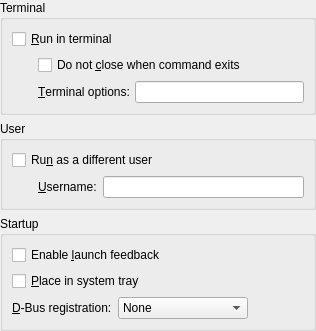
Above: src/widgets/kpropertiesdesktopadvbase.ui from KDE/kio before the change. Below: the same form after it.
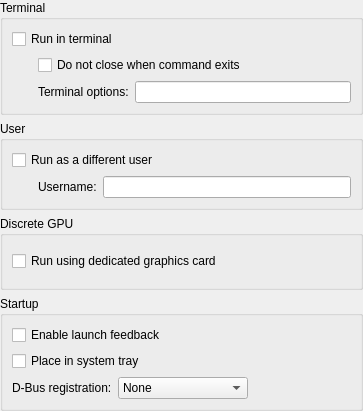
That is the form after the change. Custom widgets are drawn as their Qt base class.

Commit message:
Add option to run an app on a discrete graphics card to KPropertiesDialog
REVIEW:129395

Patch:
```diff
--- a/src/widgets/kpropertiesdesktopadvbase.ui
+++ b/src/widgets/kpropertiesdesktopadvbase.ui
@@ -1,8 +1,25 @@
 <ui version="4.0" >
  <class>KPropertiesDesktopAdvBase</class>
- <widget class="QWidget" name="KPropertiesDesktopAdvBase" >
-  <layout class="QVBoxLayout" >
-   <property name="margin" >
+ <widget class="QWidget" name="KPropertiesDesktopAdvBase">
+  <property name="geometry">
+   <rect>
+    <x>0</x>
+    <y>0</y>
+    <width>363</width>
+    <height>411</height>
+   </rect>
+  </property>
+  <layout class="QVBoxLayout">
+   <property name="leftMargin">
+    <number>0</number>
+   </property>
+   <property name="topMargin">
+    <number>0</number>
+   </property>
+   <property name="rightMargin">
+    <number>0</number>
+   </property>
+   <property name="bottomMargin">
     <number>0</number>
    </property>
    <item>
@@ -32,15 +49,15 @@
         <property name="whatsThis" >
          <string>Check this option if the application you want to run is a text mode application or if you want the information that is provided by the terminal emulator window.</string>
         </property>
-        <property name="text" >
-         <string>&amp;Run in terminal</string>
+        <property name="text">
+         <string>Run in terminal</string>
         </property>
        </widget>
       </item>
-      <item row="2" column="1" >
-       <widget class="QLabel" name="terminalEditLabel" >
-        <property name="text" >
-         <string>&amp;Terminal options:</string>
+      <item row="2" column="1">
+       <widget class="QLabel" name="terminalEditLabel">
+        <property name="text">
+         <string>Terminal options:</string>
         </property>
         <property name="buddy" >
          <cstring>terminalEdit</cstring>
@@ -52,8 +69,8 @@
         <property name="whatsThis" >
          <string>Check this option if the text mode application offers relevant information on exit. Keeping the terminal emulator open allows you to retrieve this information.</string>
         </property>
-        <property name="text" >
-         <string>Do not &amp;close when command exits</string>
+        <property name="text">
+         <string>Do not close when command exits</string>
         </property>
        </widget>
       </item>
@@ -74,8 +91,8 @@
         <property name="whatsThis" >
          <string>Check this option if you want to run this application with a different user id. Every process has a different user id associated with it. This id code determines file access and other permissions. The password of the user is required to use this option.</string>
         </property>
-        <property name="text" >
-         <string>Ru&amp;n as a different user</string>
+        <property name="text">
+         <string>Run as a different user</string>
         </property>
        </widget>
       </item>
@@ -100,8 +117,8 @@
         <property name="whatsThis" >
          <string>Enter the user name you want to run the application as.</string>
         </property>
-        <property name="text" >
-         <string>&amp;Username:</string>
+        <property name="text">
+         <string>Username:</string>
         </property>
         <property name="buddy" >
          <cstring>suidEdit</cstring>
@@ -119,18 +136,34 @@
     </widget>
    </item>
    <item>
-    <widget class="QGroupBox" name="buttonGroup4" >
-     <property name="title" >
-      <string comment="@title:group Title of a group that lets the user choose options regargin program startup" >Startup</string>
+    <widget class="QGroupBox" name="discreteGpuGroupBox">
+     <property name="title">
+      <string>Discrete GPU</string>
      </property>
-     <layout class="QGridLayout" >
-      <item row="0" column="0" colspan="3" >
-       <widget class="QCheckBox" name="startupInfoCheck" >
-        <property name="whatsThis" >
+     <layout class="QVBoxLayout" name="verticalLayout">
+      <item>
+       <widget class="QCheckBox" name="discreteGpuCheck">
+        <property name="text">
+         <string>Run using dedicated graphics card</string>
+        </property>
+       </widget>
+      </item>
+     </layout>
+    </widget>
+   </item>
+   <item>
+    <widget class="QGroupBox" name="buttonGroup4">
+     <property name="title">
+      <string comment="@title:group Title of a group that lets the user choose options regarding program startup">Startup</string>
+     </property>
+     <layout class="QGridLayout">
+      <item row="0" column="0" colspan="3">
+       <widget class="QCheckBox" name="startupInfoCheck">
+        <property name="whatsThis">
          <string>Check this option if you want to make clear that your application has started. This visual feedback may appear as a busy cursor or in the taskbar.</string>
         </property>
-        <property name="text" >
-         <string>Enable &amp;launch feedback</string>
+        <property name="text">
+         <string>Enable launch feedback</string>
         </property>
        </widget>
       </item>
@@ -139,15 +172,15 @@
         <property name="whatsThis" >
          <string>Check this option if you want to have a system tray handle for your application.</string>
         </property>
-        <property name="text" >
-         <string>&amp;Place in system tray</string>
+        <property name="text">
+         <string>Place in system tray</string>
         </property>
        </widget>
       </item>
-      <item row="2" column="0" >
-       <widget class="QLabel" name="textLabel12" >
-        <property name="text" >
-         <string>&amp;D-Bus registration:</string>
+      <item row="2" column="0">
+       <widget class="QLabel" name="textLabel12">
+        <property name="text">
+         <string>D-Bus registration:</string>
         </property>
         <property name="buddy" >
          <cstring>dbusCombo</cstring>
```
Left out of the diff: 121 changed lines with no effect on the pictures. The commit also changes 1 other file.
